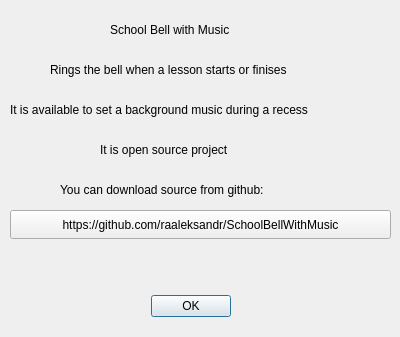
This is about_dialog.ui in raaleksandr/SchoolBellWithMusic as Qt 5 draws it before an edit. The edited form follows.
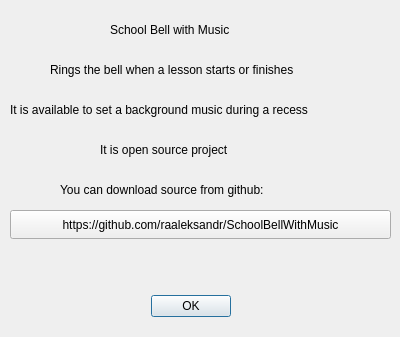
This is the edited form.

What changed in the file:
```diff
--- a/about_dialog.ui
+++ b/about_dialog.ui
@@ -52,7 +52,7 @@
     </rect>
    </property>
    <property name="text">
-    <string>Rings the bell when a lesson starts or finises</string>
+    <string>Rings the bell when a lesson starts or finishes</string>
    </property>
   </widget>
   <widget class="QLabel" name="label_3">
```
